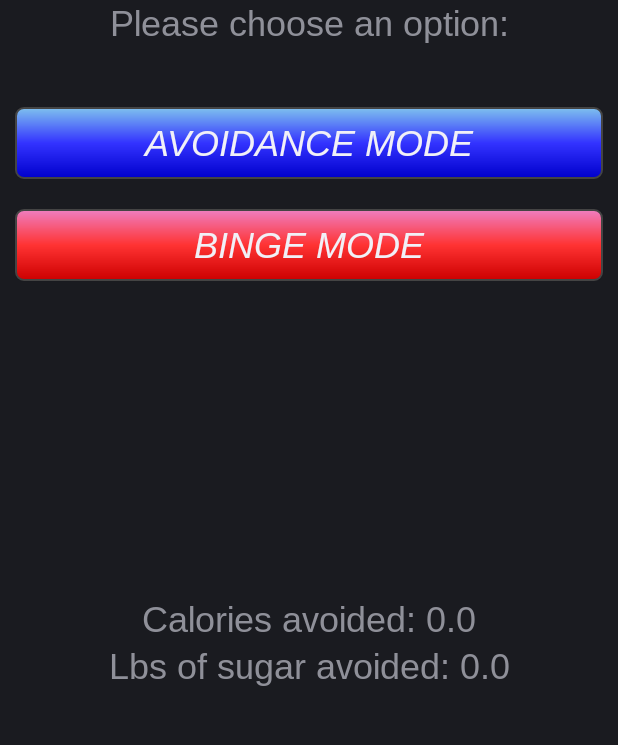
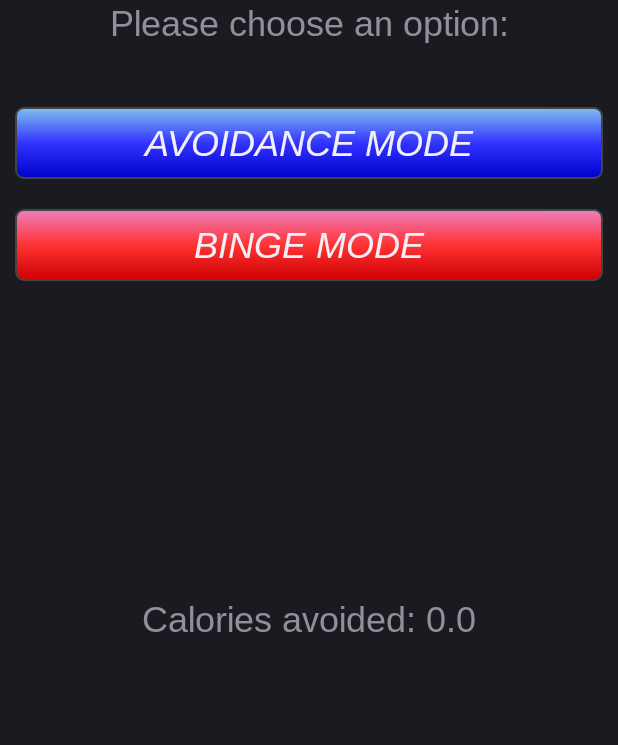
Before and after one commit to azadibogolubov/CalorieAnnihilator, an Android app: the screen it shows after launch (MainActivity), on a phone screen of 412 x 824 dp, the part 176-921 px from its top. Run offline under Robolectric (Android 15) with nearby library versions, the phone set to English and light mode, and no system bars.

```diff
--- a/Android Code/app/src/main/java/com/tutorazadi/CalorieAnnihilator/AvoidanceActivity.java
+++ b/Android Code/app/src/main/java/com/tutorazadi/CalorieAnnihilator/AvoidanceActivity.java
@@ -37,7 +37,7 @@ public class AvoidanceActivity extends Activity {
         StrictMode.setThreadPolicy(policy);
 
         listItems = new ArrayList<>();
-        adapter = new FoodListAdapter(getApplicationContext(), R.layout.food_item, listItems);
+        adapter = new FoodListAdapter(this, R.layout.food_item, listItems);
 
         listView = (ListView) findViewById(R.id.listView);
         listView.setAdapter(adapter);
@@ -50,7 +50,6 @@ public class AvoidanceActivity extends Activity {
             public void onClick(View v)
             {
                 final String foodName = searchTxt.getText().toString();
-
                 listItems.addAll(new JSONOperations().getResults(foodName));
                 adapter.notifyDataSetChanged();
             }
--- a/Android Code/app/src/main/java/com/tutorazadi/CalorieAnnihilator/MainActivity.java
+++ b/Android Code/app/src/main/java/com/tutorazadi/CalorieAnnihilator/MainActivity.java
@@ -9,6 +9,8 @@ import android.database.sqlite.SQLiteDatabase;
 import android.database.Cursor;
 import android.graphics.Typeface;
 
+import java.util.List;
+
 public class MainActivity extends Activity {
     /**
      * Called when the activity is first created.
@@ -17,8 +19,9 @@ public class MainActivity extends Activity {
     Button avoidanceBtn, bingeBtn;
     TextView caloriesAvoided, lbsOfSugarAvoided, welcome, pleaseChoose;
     String username;
-    float calories, sugar;
+    float calories = 0.0f, sugar;
     SQLiteDatabase mydatabase;
+    private DataSource datasource;
     Cursor resultSet;
     Typeface arimo, arimoItalic;
 
@@ -30,17 +33,12 @@ public class MainActivity extends Activity {
         arimo = Typeface.createFromAsset(getAssets(), "fonts/Arimo-Regular.ttf");;
         arimoItalic = Typeface.createFromAsset(getAssets(), "fonts/Arimo-Italic.ttf");;
 
-        mydatabase = openOrCreateDatabase("MainDB",MODE_PRIVATE,null);
-        mydatabase.execSQL("CREATE TABLE IF NOT EXISTS CalorieAnnihilator(Username VARCHAR, Calories DECIMAL(10,2), Sugar DECIMAL(10, 2));");
+        datasource = new DataSource(this);
+        datasource.open();
 
-        resultSet = mydatabase.rawQuery("SELECT * FROM CalorieAnnihilator",null);
-        resultSet.moveToFirst();
-
-        if (resultSet.getCount() > 0)
-        {
-            username = resultSet.getString(0);
-            calories = resultSet.getFloat(1);
-            sugar = resultSet.getFloat(2);
+        List<Calories> entries = datasource.getAllEntries();
+        for (Calories c: entries) {
+            calories += c.getCalories();
         }
 
         welcome = (TextView) findViewById(R.id.welcome);
@@ -56,6 +54,7 @@ public class MainActivity extends Activity {
         lbsOfSugarAvoided = (TextView) findViewById(R.id.lbsOfSugarAvoided);
         lbsOfSugarAvoided.setText("Lbs of sugar avoided: " + sugar);
         lbsOfSugarAvoided.setTypeface(arimo);
+        lbsOfSugarAvoided.setVisibility(View.INVISIBLE);
 
         avoidanceBtn = (Button) findViewById(R.id.avoidanceBtn);
         avoidanceBtn.setTypeface(arimoItalic);
@@ -86,20 +85,18 @@ public class MainActivity extends Activity {
     public void onResume()
     {
         super.onResume();
-        mydatabase = openOrCreateDatabase("MainDB",MODE_PRIVATE,null);
-        resultSet = mydatabase.rawQuery("SELECT * FROM CalorieAnnihilator",null);
-        resultSet.moveToFirst();
+        calories = 0.0f;
 
-        if (resultSet.getCount() > 0)
-        {
-            username = resultSet.getString(0);
-            calories = resultSet.getFloat(1);
-            sugar = resultSet.getFloat(2);
+        datasource = new DataSource(this);
+        datasource.open();
+
+        List<Calories> entries = datasource.getAllEntries();
+        for (Calories c: entries) {
+            calories += c.getCalories();
         }
+
         caloriesAvoided = (TextView) findViewById(R.id.caloriesAvoided);
         caloriesAvoided.setText("Calories avoided: " + calories);
-
-        lbsOfSugarAvoided = (TextView) findViewById(R.id.lbsOfSugarAvoided);
-        lbsOfSugarAvoided.setText("Lbs of sugar avoided: " + sugar);
+        caloriesAvoided.setTypeface(arimo);
     }
 }
```
Also changed, not shown: Android Code/app/src/main/java/com/tutorazadi/CalorieAnnihilator/BingeActivity.java (+20 -31 lines), Android Code/app/src/main/java/com/tutorazadi/CalorieAnnihilator/FoodListAdapter.java (+10 -6 lines), 15 other files.
